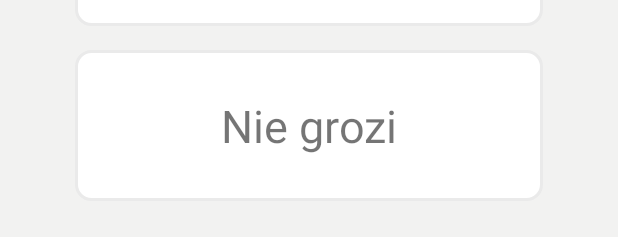
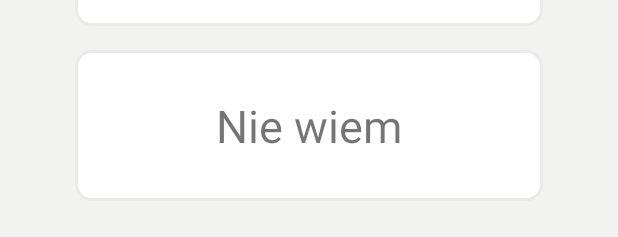
Before and after one commit to elpassion/eldebata-android, an Android app: the layout voting_activity.xml on its own in the app's theme, with its tools: preview values and no code run, on a phone screen of 412 x 824 dp. Shown: the part 535-772 px from the top of the screen. Run offline under Robolectric (Android 15) with nearby library versions, the phone set to English and light mode, and no system bars.

Commit message:
Extracted duplicated code to styles added few fix.

```diff
--- a/app/src/main/res/layout/voting_activity.xml
+++ b/app/src/main/res/layout/voting_activity.xml
@@ -24,45 +24,25 @@
             tools:text="Czy luzne podejscie do pracy grozi sukcesu firmy?" />
 
         <TextView
+            style="@style/VoteButton"
             android:id="@+id/voting_activity_positive_vote_button"
             android:layout_width="match_parent"
             android:layout_height="wrap_content"
-            android:layout_marginLeft="50dp"
-            android:layout_marginRight="50dp"
-            android:background="@drawable/vote_button"
-            android:gravity="center"
-            android:paddingBottom="30dp"
-            android:paddingTop="30dp"
-            android:textSize="30sp"
             tools:text="Grozi" />
 
         <TextView
+            style="@style/VoteButton"
             android:id="@+id/voting_activity_negative_vote_button"
             android:layout_width="match_parent"
             android:layout_height="wrap_content"
-            android:layout_marginLeft="50dp"
-            android:layout_marginRight="50dp"
-            android:layout_marginTop="@dimen/activity_vertical_margin"
-            android:background="@drawable/vote_button"
-            android:gravity="center"
-            android:paddingBottom="30dp"
-            android:paddingTop="30dp"
-            android:textSize="30sp"
             tools:text="Nie grozi" />
 
         <TextView
+            style="@style/VoteButton"
             android:id="@+id/voting_activity_neutral_vote_button"
             android:layout_width="match_parent"
             android:layout_height="wrap_content"
-            android:layout_marginLeft="50dp"
-            android:layout_marginRight="50dp"
-            android:layout_marginTop="@dimen/activity_vertical_margin"
-            android:background="@drawable/vote_button"
-            android:gravity="center"
-            android:paddingBottom="30dp"
-            android:paddingTop="30dp"
-            android:textSize="30sp"
-            tools:text="Nie grozi" />
+            tools:text="Nie wiem" />
 
 
     </LinearLayout>
--- a/app/src/main/res/values/dimens.xml
+++ b/app/src/main/res/values/dimens.xml
@@ -5,4 +5,7 @@
     <dimen name="default_padding_value">16dp</dimen>
     <dimen name="voting_activity_debate_topic_padding_vertical">45dp</dimen>
     <dimen name="voting_activity_debate_topic_text_size">26sp</dimen>
+    <dimen name="voting_activity_vote_button_horizontal_margin">50dp</dimen>
+    <dimen name="gravity_activity_vote_button_vertical_padding">30dp</dimen>
+    <dimen name="voting_activity_vote_button_text_size">30sp</dimen>
 </resources>
--- a/app/src/main/res/values/styles.xml
+++ b/app/src/main/res/values/styles.xml
@@ -8,4 +8,15 @@
         <item name="colorAccent">@color/colorAccent</item>
     </style>
 
+    <style name="VoteButton">
+        <item name="android:layout_marginLeft">@dimen/voting_activity_vote_button_horizontal_margin</item>
+        <item name="android:layout_marginRight">@dimen/voting_activity_vote_button_horizontal_margin</item>
+        <item name="android:background">@drawable/vote_button</item>
+        <item name="android:gravity">center</item>
+        <item name="android:layout_marginBottom">@dimen/activity_vertical_margin</item>
+        <item name="android:paddingTop">@dimen/gravity_activity_vote_button_vertical_padding</item>
+        <item name="android:paddingBottom">@dimen/gravity_activity_vote_button_vertical_padding</item>
+        <item name="android:textSize">@dimen/voting_activity_vote_button_text_size</item>
+    </style>
+
 </resources>
```
